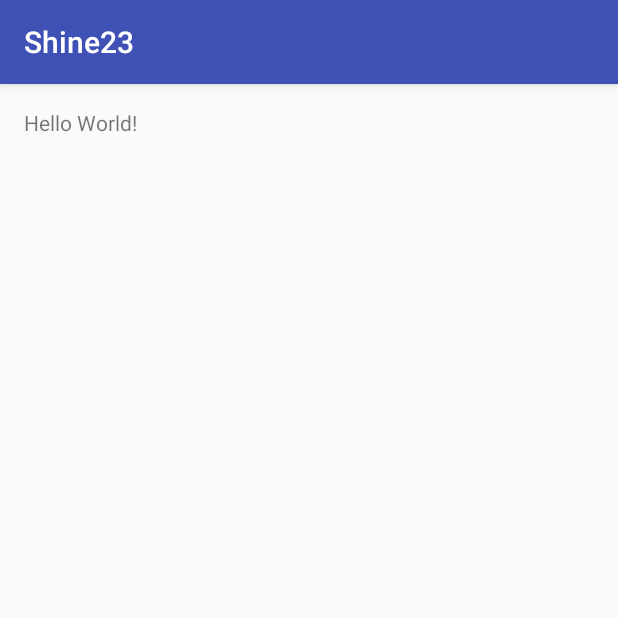
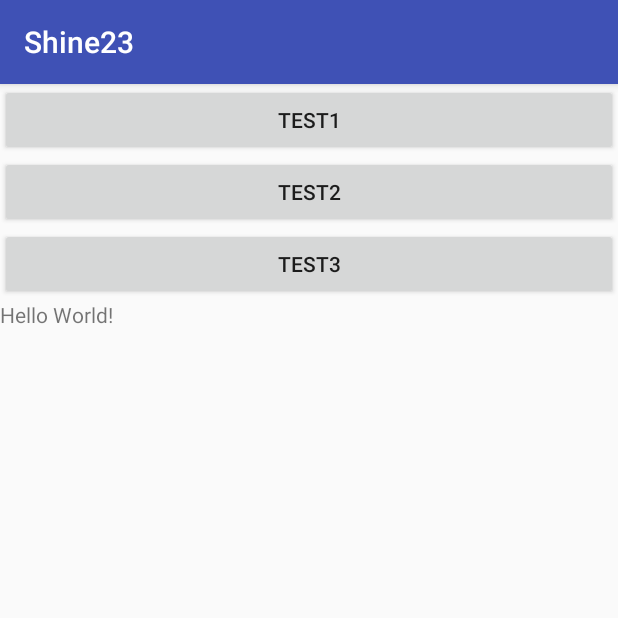
Before and after one commit to shiauhubanban/Android23, an Android app: the screen it shows after launch (MainActivity), on a phone screen of 412 x 824 dp, the top half of it. Run offline under Robolectric (Android 15) with nearby library versions, the phone set to English and light mode, and no system bars.

```diff
--- a/app/src/main/AndroidManifest.xml
+++ b/app/src/main/AndroidManifest.xml
@@ -1,6 +1,10 @@
 <?xml version="1.0" encoding="utf-8"?>
 <manifest xmlns:android="http://schemas.android.com/apk/res/android"
     package="com.org.iii.shine23">
+
+    <uses-permission android:name="android.permission.CAMERA"/>
+    <uses-permission android:name="android.permission.READ_EXTERNAL_STORAGE"/>
+    <uses-permission android:name="android.permission.WRITE_EXTERNAL_STORAGE"/>
 
     <application
         android:allowBackup="true"
--- a/app/src/main/res/layout/activity_main.xml
+++ b/app/src/main/res/layout/activity_main.xml
@@ -1,17 +1,35 @@
 <?xml version="1.0" encoding="utf-8"?>
-<RelativeLayout xmlns:android="http://schemas.android.com/apk/res/android"
-    xmlns:tools="http://schemas.android.com/tools"
+<LinearLayout xmlns:android="http://schemas.android.com/apk/res/android"
     android:id="@+id/activity_main"
     android:layout_width="match_parent"
     android:layout_height="match_parent"
-    android:paddingBottom="@dimen/activity_vertical_margin"
-    android:paddingLeft="@dimen/activity_horizontal_margin"
-    android:paddingRight="@dimen/activity_horizontal_margin"
-    android:paddingTop="@dimen/activity_vertical_margin"
-    tools:context="com.org.iii.shine23.MainActivity">
+    android:orientation="vertical"
+    >
+
+    <Button
+    android:layout_width="match_parent"
+    android:layout_height="wrap_content"
+    android:text="test1"
+    android:onClick="test1"
+    />
+
+    <Button
+        android:layout_width="match_parent"
+        android:layout_height="wrap_content"
+        android:text="test2"
+        android:onClick="test2"
+        />
+
+
+    <Button
+        android:layout_width="match_parent"
+        android:layout_height="wrap_content"
+        android:text="test3"
+        android:onClick="test3"
+        />
 
     <TextView
         android:layout_width="wrap_content"
         android:layout_height="wrap_content"
         android:text="Hello World!" />
-</RelativeLayout>
+</LinearLayout>
```
Also changed, not shown: app/src/main/java/com/org/iii/shine23/MainActivity.java (+37 -0 lines).
